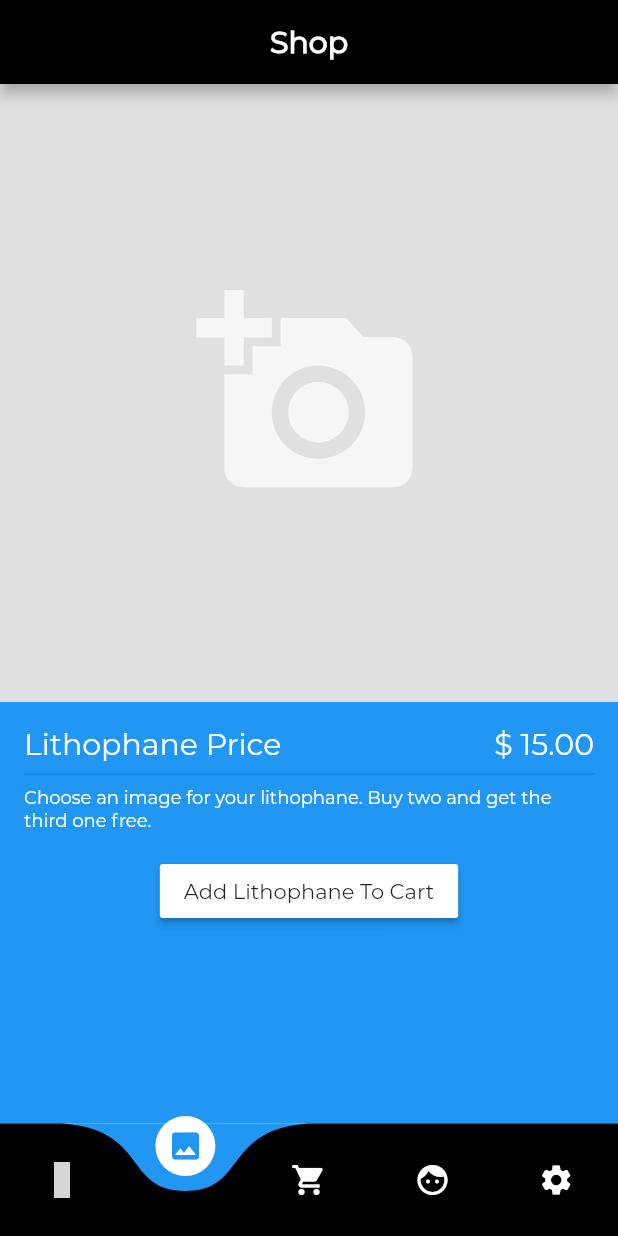
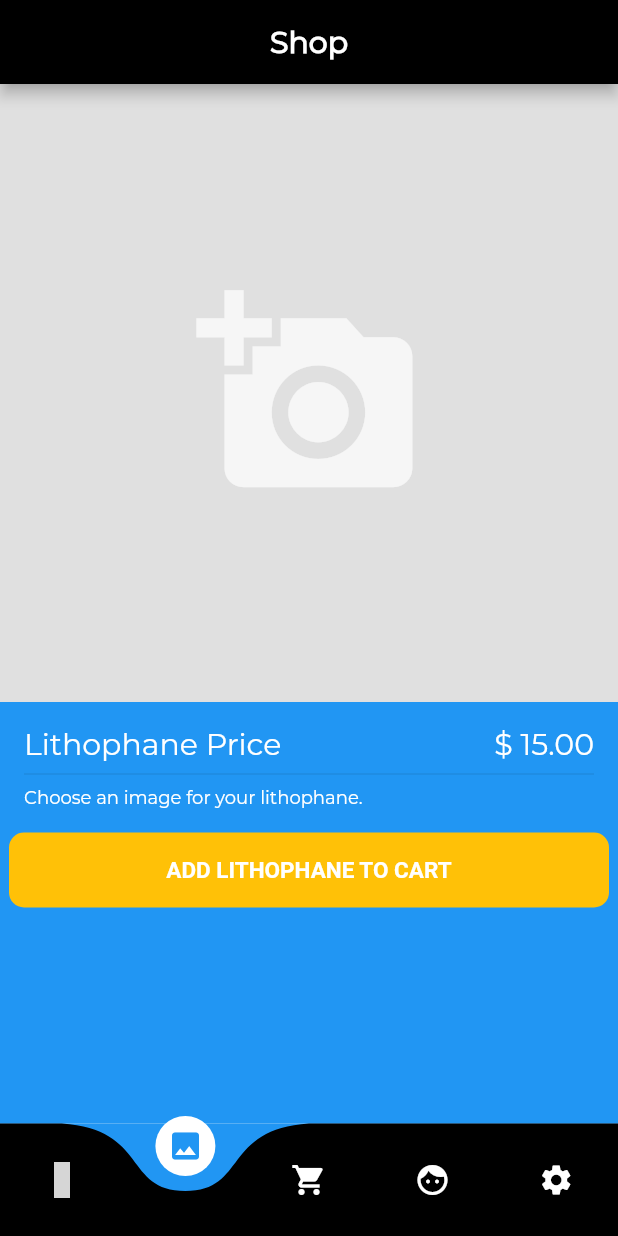
Before and after one commit to trey-a-hope/lit-pic, a Flutter app: the screen it shows once a user with an empty profile is signed in, item 2 of the bottom bar chosen, on a phone screen of 412 x 824 dp. Run offline on Flutter 3.47's test engine with Material 2 defaults, Android fonts, the phone set to English and light mode, and no system bars; drawn by our look-alikes of curved_navigation_bar; our stand-ins replace cached_network_image, cloud_firestore, device_info, firebase_auth, firebase_messaging, firebase_storage and 7 more; missing offline and left inert: dash_chat; accounts and stored records are empty; Roboto replaces fonts that are missing (SFUIDisplay); project files that could hold a hidden picture were left out; grey boxes are pictures that could not be loaded.

Commit message:
Created Good Button component.

```diff
--- /dev/null
+++ b/lib/common/good_button.dart
@@ -0,0 +1,33 @@
+import 'package:flutter/material.dart';
+
+class GoodButton extends StatelessWidget {
+  final Function onPressed;
+  final String text;
+  final Color buttonColor;
+  final Color textColor;
+
+  GoodButton({Key key, @required this.onPressed, @required this.text, @required this.buttonColor, @required this.textColor}) : super(key: key);
+
+  @override
+  Widget build(BuildContext context) {
+    return MaterialButton(
+      onPressed: onPressed,
+      child: Text(
+        text,
+        style: TextStyle(
+          fontSize: 15,
+          fontFamily: 'SFUIDisplay',
+          fontWeight: FontWeight.bold,
+        ),
+      ),
+      color: buttonColor,
+      elevation: 0,
+      minWidth: 400,
+      height: 50,
+      textColor: textColor,
+      shape: RoundedRectangleBorder(
+        borderRadius: BorderRadius.circular(10),
+      ),
+    );
+  }
+}
--- a/lib/main.dart
+++ b/lib/main.dart
@@ -23,6 +23,10 @@ final GetIt getIt = GetIt.instance;
 
 
 void main() {
+
+  //Make status bar in Android transparent.
+  SystemChrome.setSystemUIOverlayStyle(SystemUiOverlayStyle(statusBarColor: Colors.transparent));
+
   WidgetsFlutterBinding.ensureInitialized();
 
   //Authentication
--- a/lib/pages/shop/shop_page.dart
+++ b/lib/pages/shop/shop_page.dart
@@ -3,6 +3,7 @@ import 'package:flutter/cupertino.dart';
 import 'package:flutter/material.dart';
 import 'package:get_it/get_it.dart';
 import 'package:image_picker/image_picker.dart';
+import 'package:litpic/common/good_button.dart';
 import 'package:litpic/common/spinner.dart';
 import 'package:litpic/models/database/cart_item.dart';
 import 'package:litpic/services/auth_service.dart';
@@ -32,20 +33,6 @@ class ShopPageState extends State<ShopPage> {
   @override
   void initState() {
     super.initState();
-    // getIt<AuthService>().onAuthStateChanged().listen(
-    //   (firebaseUser) {
-    //     setState(
-    //       () {
-    //         _isLoggedIn = firebaseUser != null;
-    //         if (_isLoggedIn) {
-    //           _load();
-    //         } else {
-    //           _isLoading = false;
-    //         }
-    //       },
-    //     );
-    //   },
-    // );
     _load();
   }
 
@@ -254,16 +241,17 @@ class ShopPageState extends State<ShopPage> {
               ),
               Divider(),
               Text(
-                'Choose an image for your lithophane. Buy two and get the third one free.',
+                'Choose an image for your lithophane.',
                 style: TextStyle(color: Colors.white, fontSize: 12),
               ),
             ],
           ),
         ),
-        RaisedButton(
-          color: Colors.white,
-          child: Text('Add Lithophane To Cart'),
+        GoodButton(
           onPressed: () => _addImageToCart(),
+          buttonColor: Colors.amber,
+          text: 'ADD LITHOPHANE TO CART',
+          textColor: Colors.white,
         ),
       ],
     );
```
Also changed, not shown: lib/pages/authentication/login_page.dart (+27 -20 lines).
